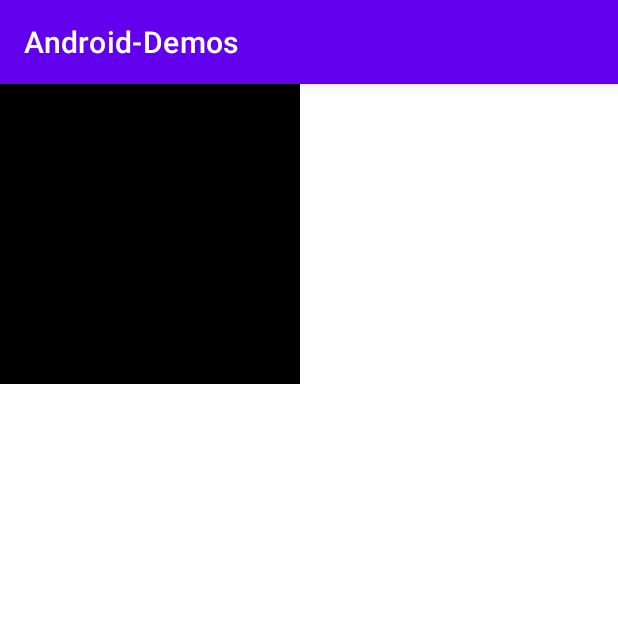
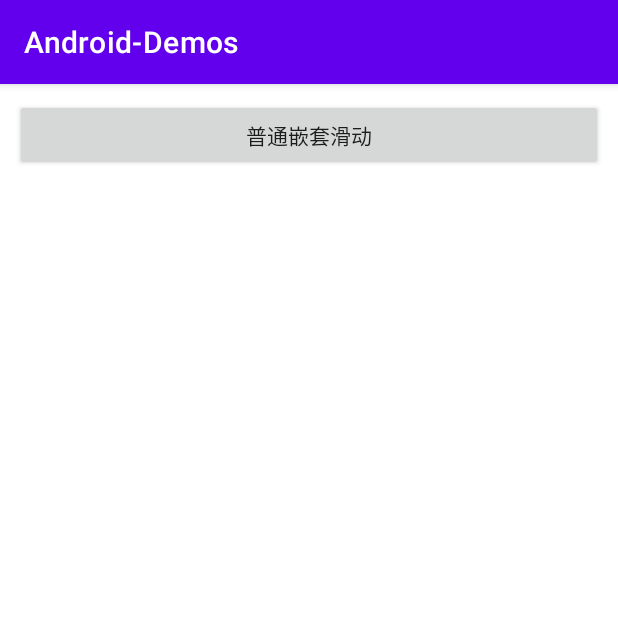
Before and after one commit to code-cancer/android-demos, an Android app: the screen it shows after launch (CoordinatorActivity before the commit, NestedActivity after it), after a tap on "COORDINATOR", on a phone screen of 412 x 824 dp, the top half of it. Run offline under Robolectric (Android 15) with nearby library versions, the phone set to English and light mode, and no system bars.

Commit message:
添加嵌套滑动代码

```diff
--- a/app/src/main/AndroidManifest.xml
+++ b/app/src/main/AndroidManifest.xml
@@ -10,7 +10,7 @@
         android:supportsRtl="true"
         android:theme="@style/Theme.AndroidDemos">
         <activity
-            android:name=".ui.coordinator.CoordinatorActivity"
+            android:name=".ui.nested.NestedActivity"
             android:exported="false" />
         <activity
             android:name=".MainActivity"
--- a/app/src/main/java/com/code/cancer/demos/MainActivity.kt
+++ b/app/src/main/java/com/code/cancer/demos/MainActivity.kt
@@ -1,42 +1,26 @@
 package com.code.cancer.demos
 
-import androidx.appcompat.app.AppCompatActivity
-import android.os.Bundle
 import android.view.ViewGroup
 import android.widget.Button
 import com.code.cancer.demos.base.BaseActivity
+import com.code.cancer.demos.base.CaseItemAdapter
 import com.code.cancer.demos.base.RecyclerViewAdapter
 import com.code.cancer.demos.databinding.ActivityMainBinding
 import com.code.cancer.demos.ext.*
-import com.code.cancer.demos.ui.coordinator.CoordinatorActivity
+import com.code.cancer.demos.ui.nested.NestedActivity
 
 class MainActivity : BaseActivity<ActivityMainBinding>() {
 
-    private val itemArr = arrayOf(
-        "Coordinator"
-    )
-
     override fun onCreated() = binding.run {
-        recyclerView.adapter = ItemAdapter()
+        recyclerView.adapter = CaseItemAdapter(
+            listOf(
+                "Coordinator"
+            )
+        ) {
+            when (it) {
+                0 -> runActivity(context, NestedActivity::class.java)
+            }
+        }
     }
 
-    private inner class ItemAdapter : RecyclerViewAdapter<Button>() {
-        override fun onCreateViewHolder(parent: ViewGroup, viewType: Int): ViewHolder<Button> {
-            val button = Button(parent.context)
-            button.layoutParams = viewGroupLayoutParams(MATCH_PARENT, WRAP_CONTENT)
-            return ViewHolder(button)
-        }
-
-        override fun getItemCount(): Int = itemArr.size
-
-        override fun onBindViewHolder(holder: ViewHolder<Button>, position: Int) {
-            holder.view.text = itemArr[position]
-            holder.view.setOnClickListener {
-                when (position) {
-                    0 -> runActivity(context, CoordinatorActivity::class.java)
-                }
-            }
-        }
-
-    }
 }
--- /dev/null
+++ b/app/src/main/java/com/code/cancer/demos/base/CaseItemAdapter.kt
@@ -0,0 +1,27 @@
+package com.code.cancer.demos.base
+
+import android.view.ViewGroup
+import android.widget.Button
+import com.code.cancer.demos.ext.MATCH_PARENT
+import com.code.cancer.demos.ext.WRAP_CONTENT
+import com.code.cancer.demos.ext.viewGroupLayoutParams
+
+/**
+ *  @Author: ZhiFu.Zhang
+ *  @Date: 2023-06-09
+ *  @What:
+ */
+class CaseItemAdapter(private val caseNames: List<String>, val onClick: (Int) -> Unit) : RecyclerViewAdapter<Button>() {
+    override fun onCreateViewHolder(parent: ViewGroup, viewType: Int): ViewHolder<Button> {
+        val button = Button(parent.context)
+        button.layoutParams = viewGroupLayoutParams(MATCH_PARENT, WRAP_CONTENT)
+        return ViewHolder(button)
+    }
+
+    override fun getItemCount(): Int = caseNames.size
+
+    override fun onBindViewHolder(holder: ViewHolder<Button>, position: Int) {
+        holder.view.text = caseNames[position]
+        holder.view.setOnClickListener { onClick(position) }
+    }
+}
--- a/app/src/main/java/com/code/cancer/demos/ui/coordinator/CoordinatorActivity.kt
+++ /dev/null
@@ -1,12 +0,0 @@
-package com.code.cancer.demos.ui.coordinator
-
-import com.code.cancer.demos.base.BaseActivity
-import com.code.cancer.demos.databinding.ActivityCoordinatorBinding
-
-class CoordinatorActivity : BaseActivity<ActivityCoordinatorBinding>() {
-
-    override fun onCreated() {
-
-    }
-
-}
--- /dev/null
+++ b/app/src/main/java/com/code/cancer/demos/ui/nested/NestedActivity.kt
@@ -0,0 +1,23 @@
+package com.code.cancer.demos.ui.nested
+
+import com.code.cancer.demos.base.BaseActivity
+import com.code.cancer.demos.base.CaseItemAdapter
+import com.code.cancer.demos.databinding.ActivityNestedBinding
+import com.code.cancer.demos.ext.showFragment
+import com.code.cancer.demos.ui.nested.dialogs.NormalScrollDialog
+
+class NestedActivity : BaseActivity<ActivityNestedBinding>() {
+
+    override fun onCreated(): Unit = binding.run {
+        recyclerView.adapter = CaseItemAdapter(
+            listOf(
+                "普通嵌套滑动"
+            )
+        ) {
+            when (it) {
+                0 -> showFragment(supportFragmentManager, NormalScrollDialog::class.java)
+            }
+        }
+    }
+
+}
--- a/app/src/main/java/com/code/cancer/demos/ui/coordinator/views/NestedScrollingLayout.kt
+++ b/app/src/main/java/com/code/cancer/demos/ui/nested/views/NestedScrollingLayout.kt
@@ -1,4 +1,4 @@
-package com.code.cancer.demos.ui.coordinator.views
+package com.code.cancer.demos.ui.nested.views
 
 import android.content.Context
 import android.util.AttributeSet
--- a/app/src/main/java/com/code/cancer/demos/ui/coordinator/views/NestedScrollingView.kt
+++ b/app/src/main/java/com/code/cancer/demos/ui/nested/views/NestedScrollingView.kt
@@ -1,4 +1,4 @@
-package com.code.cancer.demos.ui.coordinator.views
+package com.code.cancer.demos.ui.nested.views
 
 import android.content.Context
 import android.util.AttributeSet
--- a/app/src/main/res/layout/activity_coordinator.xml
+++ /dev/null
@@ -1,14 +0,0 @@
-<?xml version="1.0" encoding="utf-8"?>
-<com.code.cancer.demos.ui.coordinator.views.NestedScrollingLayout xmlns:android="http://schemas.android.com/apk/res/android"
-    xmlns:app="http://schemas.android.com/apk/res-auto"
-    xmlns:tools="http://schemas.android.com/tools"
-    android:layout_width="match_parent"
-    android:layout_height="match_parent"
-    tools:context=".ui.coordinator.CoordinatorActivity">
-
-    <androidx.core.widget.NestedScrollView
-        android:layout_width="200dp"
-        android:layout_height="200dp"
-        android:background="@color/black" />
-
-</com.code.cancer.demos.ui.coordinator.views.NestedScrollingLayout>
--- /dev/null
+++ b/app/src/main/res/layout/activity_nested.xml
@@ -0,0 +1,14 @@
+<?xml version="1.0" encoding="utf-8"?>
+<androidx.constraintlayout.widget.ConstraintLayout xmlns:android="http://schemas.android.com/apk/res/android"
+    xmlns:app="http://schemas.android.com/apk/res-auto"
+    android:layout_width="match_parent"
+    android:layout_height="match_parent">
+
+    <androidx.recyclerview.widget.RecyclerView
+        android:id="@+id/recyclerView"
+        android:layout_width="match_parent"
+        android:layout_height="match_parent"
+        android:padding="10dp"
+        app:layoutManager="androidx.recyclerview.widget.LinearLayoutManager" />
+
+</androidx.constraintlayout.widget.ConstraintLayout>
```
Also changed, not shown: app/src/main/java/com/code/cancer/demos/base/BaseDialog.kt (added, +45 -0 lines), app/src/main/java/com/code/cancer/demos/base/RecyclerBindingAdapter.kt (added, +20 -0 lines), app/src/main/java/com/code/cancer/demos/ext/FragmentExt.kt (added, +22 -0 lines), app/src/main/java/com/code/cancer/demos/ext/ViewExt.kt (added, +25 -0 lines), app/src/main/java/com/code/cancer/demos/ui/nested/dialogs/NormalScrollDialog.kt (added, +44 -0 lines), app/src/main/res/layout/dialog_normal_scroll.xml (added, +48 -0 lines), app/src/main/res/layout/nested_item_view.xml (added, +15 -0 lines), app/src/main/res/values/style.xml (added, +12 -0 lines).
